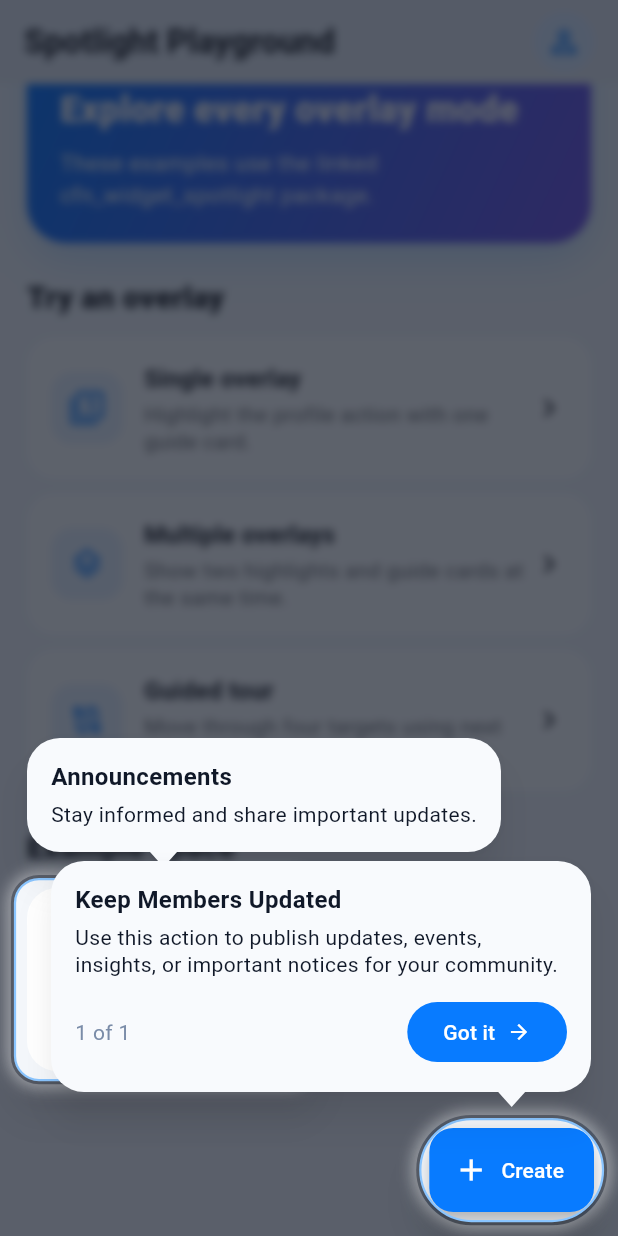
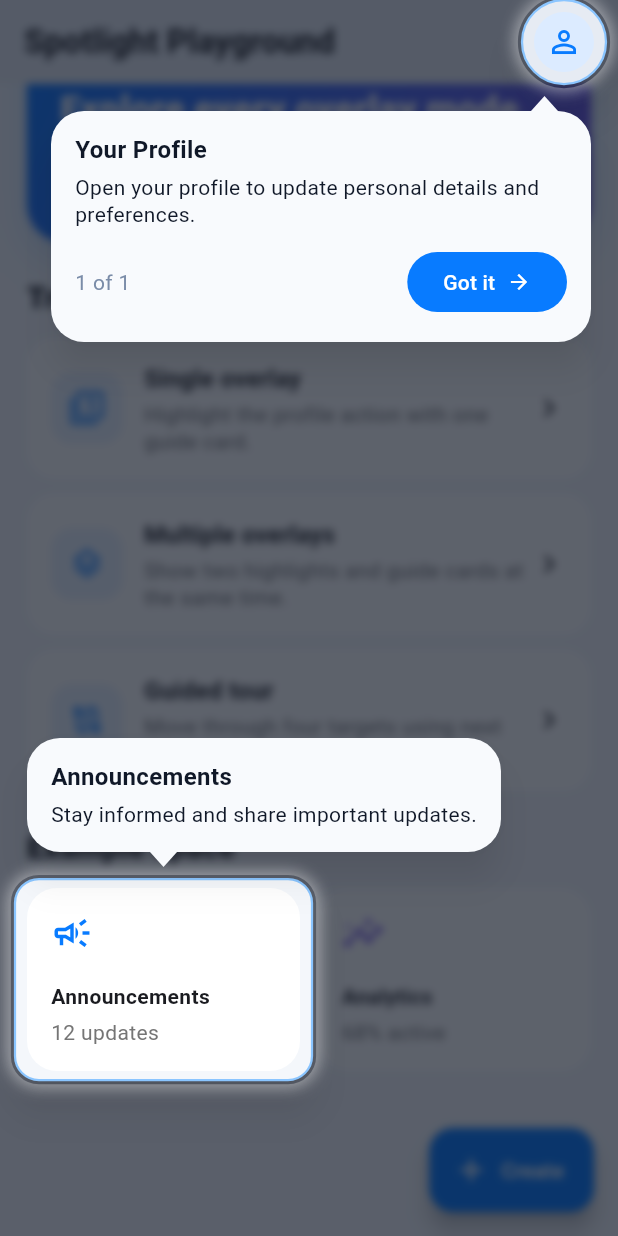
Before and after one commit to dev-chetan/cfn_widget_spotlight, a Flutter app: the screen it shows after launch, scrolled down 78 dp, after a tap on "Multiple overlays", on a phone screen of 412 x 824 dp. Run offline on Flutter 3.47's test engine with Material 3 defaults, Android fonts, the phone set to English and light mode, and no system bars.

```diff
--- a/lib/main.dart
+++ b/lib/main.dart
@@ -81,15 +81,13 @@ class _SpotlightDemoScreenState extends State<SpotlightDemoScreen> {
           padding: const EdgeInsets.symmetric(horizontal: 8, vertical: 6),
         ),
         SpotlightTarget(
-          key: _createKey,
-          title: 'Keep Members Updated',
+          key: _profileKey,
+          title: 'Your Profile',
           description:
-              'Use this action to publish updates, events, insights, or '
-              'important notices for your community.',
-          placement: SpotlightPlacement.above,
-          shape: SpotlightShape.roundedRectangle,
-          borderRadius: BorderRadius.circular(100),
-          padding: const EdgeInsets.all(6),
+              'Open your profile to update personal details and preferences.',
+          placement: SpotlightPlacement.below,
+          shape: SpotlightShape.circle,
+          padding: const EdgeInsets.all(8),
           nextLabel: 'Got it',
         ),
       ],
```
